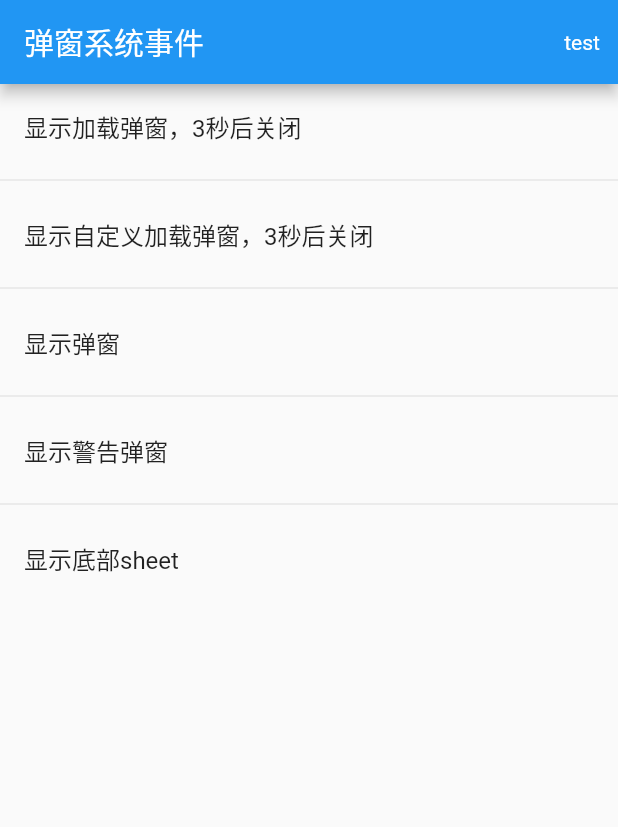
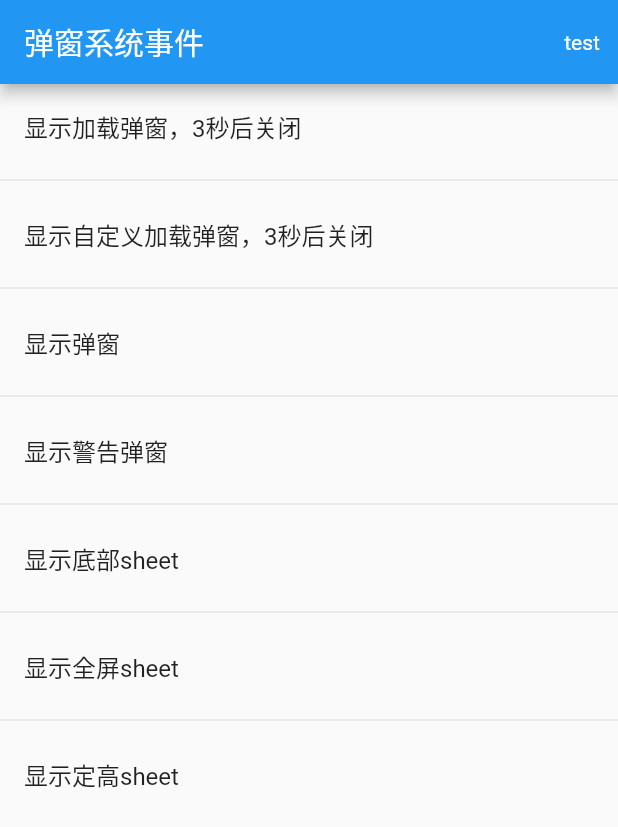
Before and after one commit to WuXuBaiYang/jtech_component_base_client, a Flutter app: the PopupsDemo screen opened directly, on a phone screen of 412 x 824 dp. Shown: the top 827 px of the screen. Run offline on Flutter 3.47's test engine with Material 2 defaults, Android fonts, the phone set to English and light mode, and no system bars; our stand-ins replace azlistview, event_bus, pull_to_refresh; missing offline and left inert: lpinyin.

Commit message:
增加配置聚合

```diff
--- a/common_libraries/jtech_common_library/example/lib/popups/popups_demo.dart
+++ b/common_libraries/jtech_common_library/example/lib/popups/popups_demo.dart
@@ -69,7 +69,7 @@ class PopupsDemo extends BasePage {
     "显示底部sheet": (BuildContext context) async {
       var result = await jCommon.popups.sheet.showCustomBottomSheet(
         context,
-        config: CustomBottomSheetConfig(
+        config: CustomPopupSheetConfig(
           title: Text("底部弹出sheet"),
           cancelItem: Icon(Icons.close),
           cancelTap: () => "close",
@@ -80,6 +80,27 @@ class PopupsDemo extends BasePage {
           content: Text(
             "底部弹出sheet底部弹出sheet底部弹出sheet底部弹出sheet底部弹出sheet底部弹出sheet底部弹出sheet底部弹出sheet底部弹出sheet底部弹出sheet底部弹出sheet底部弹出sheet",
           ),
+        ),
+      );
+      print(result);
+    },
+    "显示全屏sheet": (BuildContext context) async {
+      var result = await jCommon.popups.sheet.showFullSheet(
+        context,
+        content: Text("全屏sheet"),
+        config: CustomPopupSheetConfig(
+          sheetColor: Colors.greenAccent,
+        ),
+      );
+      print(result);
+    },
+    "显示定高sheet": (BuildContext context) async {
+      var result = await jCommon.popups.sheet.showFixedBottomSheet(
+        context,
+        sheetHeight: 300,
+        content: Text("固定高度sheet"),
+        config: CustomPopupSheetConfig(
+          sheetColor: Colors.redAccent,
         ),
       );
       print(result);
--- a/common_libraries/jtech_common_library/lib/widgets/popups/jdialog.dart
+++ b/common_libraries/jtech_common_library/lib/widgets/popups/jdialog.dart
@@ -31,10 +31,11 @@ class JDialog {
     DialogOptionTap<T>? cancelTap,
     Widget? confirmItem,
     DialogOptionTap<T>? confirmTap,
+    CustomDialogConfig<T>? config,
   }) {
     return showCustomDialog(
       context,
-      config: CustomDialogConfig(
+      config: (config ?? CustomDialogConfig()).copyWith(
         titleIcon: titleIcon,
         title: title,
         content: content,
@@ -215,70 +216,70 @@ typedef DialogOptionTap<T> = T Function();
 */
 class CustomDialogConfig<T> {
   //内间距
-  final EdgeInsets padding;
+  EdgeInsets padding;
 
   //外间距
-  final EdgeInsets margin;
+  EdgeInsets margin;
 
   //设置弹窗背景色
-  final Color dialogColor;
+  Color dialogColor;
 
   //容器最大最小宽高限制
-  final BoxConstraints constraints;
+  BoxConstraints constraints;
 
   //标题居中显示
-  final bool centerTitle;
+  bool centerTitle;
 
   //标题左侧的图标
-  final Widget? titleIcon;
+  Widget? titleIcon;
 
   //标题
-  final Widget? title;
+  Widget? title;
 
   //标题部分内间距
-  final EdgeInsets titlePadding;
+  EdgeInsets titlePadding;
 
   //内容部分内间距
-  final EdgeInsets contentPadding;
+  EdgeInsets contentPadding;
 
   //内容部分视图
-  final Widget? content;
+  Widget? content;
 
   //操作部分内间距
-  final EdgeInsets optionsPadding;
+  EdgeInsets optionsPadding;
 
   //确认按钮对象
-  final Widget? confirmItem;
+  Widget? confirmItem;
 
   //确认按钮点击事件
-  final DialogOptionTap<T>? confirmTap;
+  DialogOptionTap<T>? confirmTap;
 
   //确认按钮异步点击事件
-  final DialogOptionTapAsync<T>? confirmTapAsync;
+  DialogOptionTapAsync<T>? confirmTapAsync;
 
   //取消按钮对象
-  final Widget? cancelItem;
+  Widget? cancelItem;
 
   //取消按钮点击事件
-  final DialogOptionTap<T>? cancelTap;
+  DialogOptionTap<T>? cancelTap;
 
   //取消按钮异步点击事件
-  final DialogOptionTapAsync<T>? cancelTapAsync;
+  DialogOptionTapAsync<T>? cancelTapAsync;
 
   //操作按钮文本对象
-  final Widget? optionItem;
+  Widget? optionItem;
 
   //操作按钮点击事件
-  final DialogOptionTap<T>? optionTap;
+  DialogOptionTap<T>? optionTap;
 
   //操作按钮异步点击事件
-  final DialogOptionTapAsync<T>? optionTapAsync;
+  DialogOptionTapAsync<T>? optionTapAsync;
 
   //点击按钮是否关闭dialog
-  final bool tapDismiss;
+  bool tapDismiss;
 
   //如果点击事件返回null，是否继续关闭dialog
-  final bool nullToDismiss;
+  bool nullToDismiss;
 
   CustomDialogConfig({
     this.padding = const EdgeInsets.all(15),
@@ -335,4 +336,62 @@ class CustomDialogConfig<T> {
   //执行确认按钮事件
   Future<T?> runConfirmTap() async =>
       confirmTap?.call() ?? await confirmTapAsync?.call();
+
+  //从已有参数中拷贝覆盖
+  CustomDialogConfig<T> copyWith({
+    EdgeInsets? padding,
+    EdgeInsets? margin,
+    Color? dialogColor,
+    double? minWidth,
+    double? minHeight,
+    double? maxWidth,
+    double? maxHeight,
+    bool? centerTitle,
+    Widget? titleIcon,
+    Widget? title,
+    EdgeInsets? titlePadding,
+    EdgeInsets? contentPadding,
+    Widget? content,
+    EdgeInsets? optionsPadding,
+    Widget? confirmItem,
+    DialogOptionTap<T>? confirmTap,
+    DialogOptionTapAsync<T>? confirmTapAsync,
+    Widget? cancelItem,
+    DialogOptionTap<T>? cancelTap,
+    DialogOptionTapAsync<T>? cancelTapAsync,
+    Widget? optionItem,
+    DialogOptionTap<T>? optionTap,
+    DialogOptionTapAsync<T>? optionTapAsync,
+    bool? tapDismiss,
+    bool? nullToDismiss,
+  }) {
+    this.padding = padding ?? this.padding;
+    this.margin = margin ?? this.margin;
+    this.dialogColor = dialogColor ?? this.dialogColor;
+    this.constraints = BoxConstraints(
+      minWidth: minWidth ?? this.constraints.minWidth,
+      minHeight: minHeight ?? this.constraints.minHeight,
+      maxWidth: maxWidth ?? this.constraints.maxWidth,
+      maxHeight: maxHeight ?? this.constraints.maxHeight,
+    );
+    this.centerTitle = centerTitle ?? this.centerTitle;
+    this.titleIcon = titleIcon ?? this.titleIcon;
+    this.title = title ?? this.title;
+    this.titlePadding = titlePadding ?? this.titlePadding;
+    this.contentPadding = contentPadding ?? this.contentPadding;
+    this.content = content ?? this.content;
+    this.optionsPadding = optionsPadding ?? this.optionsPadding;
+    this.confirmItem = confirmItem ?? this.confirmItem;
+    this.confirmTap = confirmTap ?? this.confirmTap;
+    this.confirmTapAsync = confirmTapAsync ?? this.confirmTapAsync;
+    this.cancelItem = cancelItem ?? this.cancelItem;
+    this.cancelTap = cancelTap ?? this.cancelTap;
+    this.cancelTapAsync = cancelTapAsync ?? this.cancelTapAsync;
+    this.optionItem = optionItem ?? this.optionItem;
+    this.optionTap = optionTap ?? this.optionTap;
+    this.optionTapAsync = optionTapAsync ?? this.optionTapAsync;
+    this.tapDismiss = tapDismiss ?? this.tapDismiss;
+    this.nullToDismiss = nullToDismiss ?? this.nullToDismiss;
+    return this;
+  }
 }
--- a/common_libraries/jtech_common_library/lib/widgets/popups/jsheet.dart
+++ b/common_libraries/jtech_common_library/lib/widgets/popups/jsheet.dart
@@ -31,8 +31,9 @@ class JSheet {
     Widget? confirmItem,
     SheetOptionTap<T>? cancelTap,
     SheetOptionTap<T>? confirmTap,
+    CustomPopupSheetConfig<T>? config,
   }) {
-    return showFixedBottomSheet(
+    return showFixedBottomSheet<T>(
       context,
       content: content,
       sheetHeight: MediaQuery.of(context).size.height,
@@ -41,6 +42,8 @@ class JSheet {
       cancelTap: cancelTap,
       confirmItem: confirmItem,
       confirmTap: confirmTap,
+      inSafeArea: true,
+      config: config,
     );
   }
 
@@ -54,10 +57,12 @@ class JSheet {
     Widget? confirmItem,
     SheetOptionTap<T>? cancelTap,
     SheetOptionTap<T>? confirmTap,
+    bool inSafeArea = false,
+    CustomPopupSheetConfig<T>? config,
   }) {
     return showCustomBottomSheet<T>(
       context,
-      config: CustomBottomSheetConfig(
+      config: (config ?? CustomPopupSheetConfig()).copyWith(
         sheetHeight: sheetHeight,
         title: title,
         content: content,
@@ -65,6 +70,7 @@ class JSheet {
         cancelTap: cancelTap,
         confirmItem: confirmItem,
         confirmTap: confirmTap,
+        inSafeArea: inSafeArea,
       ),
     );
   }
@@ -72,7 +78,7 @@ class JSheet {
   //展示聚合基础底部sheet
   Future<T?> showCustomBottomSheet<T>(
     BuildContext context, {
-    required CustomBottomSheetConfig<T> config,
+    required CustomPopupSheetConfig<T> config,
   }) {
     return showPopupSheet(
       context,
@@ -82,7 +88,15 @@ class JSheet {
   }
 
   //构建自定义底部sheet
-  Widget _buildCustomBottomSheet(CustomBottomSheetConfig config) {
+  Widget _buildCustomBottomSheet(CustomPopupSheetConfig config) {
+    var content = Column(
+      crossAxisAlignment: CrossAxisAlignment.start,
+      mainAxisSize: MainAxisSize.min,
+      children: [
+        _buildCustomBottomSheetTitle(config),
+        _buildCustomBottomSheetContent(config),
+      ],
+    );
     return Material(
       color: Colors.transparent,
       child: Align(
@@ -94,14 +108,7 @@ class JSheet {
             width: double.infinity,
             height: config.sheetHeight,
             padding: config.padding,
-            child: Column(
-              crossAxisAlignment: CrossAxisAlignment.start,
-              mainAxisSize: MainAxisSize.min,
-              children: [
-                _buildCustomBottomSheetTitle(config),
-                _buildCustomBottomSheetContent(config),
-              ],
-            ),
+            child: config.inSafeArea ? SafeArea(child: content) : content,
           ),
         ),
       ),
@@ -109,7 +116,7 @@ class JSheet {
   }
 
   //构建自定义底部sheet标题部分
-  _buildCustomBottomSheetTitle(CustomBottomSheetConfig config) {
+  _buildCustomBottomSheetTitle(CustomPopupSheetConfig config) {
     if (!config.showTitle) return EmptyBox();
     return Padding(
       padding: config.titlePadding,
@@ -158,7 +165,7 @@ class JSheet {
   }
 
   //构建自定义底部sheet内容部分
-  _buildCustomBottomSheetContent(CustomBottomSheetConfig config) {
+  _buildCustomBottomSheetContent(CustomPopupSheetConfig config) {
     if (!config.showContent) return EmptyBox();
     return Padding(
       padding: config.contentPadding,
@@ -177,59 +184,62 @@ typedef SheetOptionTap<T> = T Function();
 * @author wuxubaiyang
 * @Time 2021/7/9 上午11:11
 */
-class CustomBottomSheetConfig<T> {
+class CustomPopupSheetConfig<T> {
   //外间距
-  final EdgeInsets margin;
+  EdgeInsets margin;
 
   //内间距
-  final EdgeInsets padding;
+  EdgeInsets padding;
 
   //sheet背景色
-  final Color sheetColor;
+  Color sheetColor;
 
   //整体背景色
-  final Color barrierColor;
+  Color barrierColor;
 
   //sheet高度
-  final double sheetHeight;
+  double sheetHeight;
 
   //标题对象
-  final Widget? title;
+  Widget? title;
 
   //标题部分内间距
-  final EdgeInsets titlePadding;
+  EdgeInsets titlePadding;
 
   //标题是否居中
-  final bool centerTitle;
+  bool centerTitle;
 
   //标题左侧取消对象
-  final Widget? cancelItem;
+  Widget? cancelItem;
 
   //标题左侧取消点击事件
-  final SheetOptionTap<T>? cancelTap;
+  SheetOptionTap<T>? cancelTap;
 
   //标题左侧取消点击事件-异步
-  final SheetOptionTapAsync<T>? cancelTapAsync;
+  SheetOptionTapAsync<T>? cancelTapAsync;
 
   //标题右侧确认对象
-  final Widget? confirmItem;
+  Widget? confirmItem;
 
   //标题右侧确认点击事件
-  final SheetOptionTap<T>? confirmTap;
+  SheetOptionTap<T>? confirmTap;
 
   //标题右侧确认点击事件-异步
-  final SheetOptionTapAsync<T>? confirmTapAsync;
+  SheetOptionTapAsync<T>? confirmTapAsync;
 
   //内容对象
-  final Widget? content;
+  Widget? content;
 
   //内容部分内间距
-  final EdgeInsets contentPadding;
+  EdgeInsets contentPadding;
 
   //如果点击事件返回null，是否继续关闭dialog
-  final bool nullToDismiss;
+  bool nullToDismiss;
 
-  CustomBottomSheetConfig({
+  //是否在安全范围内展示
+  bool inSafeArea;
+
+  CustomPopupSheetConfig({
     this.margin = EdgeInsets.zero,
     this.padding = const EdgeInsets.all(15),
     this.sheetColor = Colors.white,
@@ -248,6 +258,7 @@ class CustomBottomSheetConfig<T> {
     this.confirmTap,
     this.confirmTapAsync,
     this.nullToDismiss = true,
+    this.inSafeArea = false,
   });
 
   //判断标题部分组件是否展示
@@ -264,4 +275,46 @@ class CustomBottomSheetConfig<T> {
   //执行确认按钮事件
   Future<T?> runConfirmTap() async =>
       confirmTap?.call() ?? await confirmTapAsync?.call();
+
+  //从参数中拷贝替换已有字段
+  CustomPopupSheetConfig<T> copyWith({
+    EdgeInsets? margin,
+    EdgeInsets? padding,
+    Color? sheetColor,
+    Color? barrierColor,
+    double? sheetHeight,
+    Widget? title,
+    EdgeInsets? titlePadding,
+    bool? centerTitle,
+    Widget? cancelItem,
+    Widget? confirmItem,
+    Widget? content,
+    EdgeInsets? contentPadding,
+    SheetOptionTap<T>? cancelTap,
+    SheetOptionTapAsync<T>? cancelTapAsync,
+    SheetOptionTap<T>? confirmTap,
+    SheetOptionTapAsync<T>? confirmTapAsync,
+    bool? nullToDismiss,
+    bool? inSafeArea,
+  }) {
+    this.margin = margin ?? this.margin;
+    this.padding = padding ?? this.padding;
+    this.sheetColor = sheetColor ?? this.sheetColor;
+    this.barrierColor = barrierColor ?? this.barrierColor;
+    this.sheetHeight = sheetHeight ?? this.sheetHeight;
+    this.title = title ?? this.title;
+    this.titlePadding = titlePadding ?? this.titlePadding;
+    this.centerTitle = centerTitle ?? this.centerTitle;
+    this.cancelItem = cancelItem ?? this.cancelItem;
+    this.confirmItem = confirmItem ?? this.confirmItem;
+    this.content = content ?? this.content;
+    this.contentPadding = contentPadding ?? this.contentPadding;
+    this.cancelTap = cancelTap ?? this.cancelTap;
+    this.cancelTapAsync = cancelTapAsync ?? this.cancelTapAsync;
+    this.confirmTap = confirmTap ?? this.confirmTap;
+    this.confirmTapAsync = confirmTapAsync ?? this.confirmTapAsync;
+    this.nullToDismiss = nullToDismiss ?? this.nullToDismiss;
+    this.inSafeArea = inSafeArea ?? this.inSafeArea;
+    return this;
+  }
 }
```
